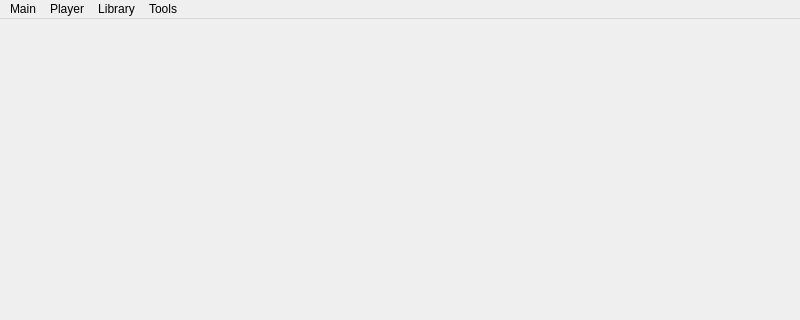
This is src/ui/mainwindow.ui in niktischenko/someplayer as Qt 5 draws it before an edit; both pictures show x 0 to 800 and y 0 to 320 of the 800 by 480 pixel window. The edited form follows.
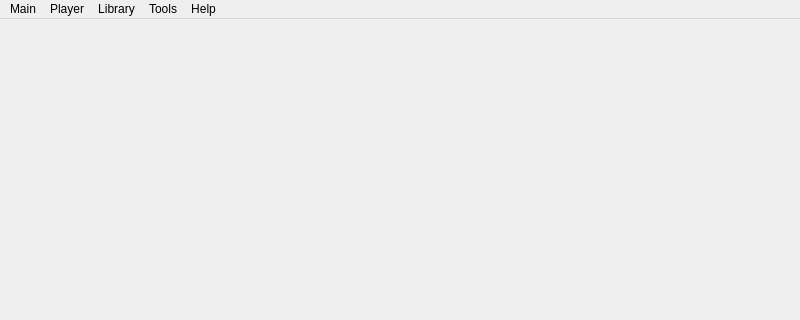
This is the edited form.

Commit message: Dublicated 'Online help' button in main menu

```diff
--- a/src/ui/mainwindow.ui
+++ b/src/ui/mainwindow.ui
@@ -61,10 +61,17 @@
     </property>
     <addaction name="actionSavePlaylist"/>
    </widget>
+   <widget class="QMenu" name="menuHelp_2">
+    <property name="title">
+     <string>Help</string>
+    </property>
+    <addaction name="actionOnlineHelp"/>
+   </widget>
    <addaction name="menuHelp"/>
    <addaction name="menuPlayer"/>
    <addaction name="menuLibrary"/>
    <addaction name="menuTools"/>
+   <addaction name="menuHelp_2"/>
   </widget>
   <action name="actionAbout">
    <property name="text">
```
Left out of the diff: 5 changed lines with no effect on the pictures. The commit also changes 2 other files.
